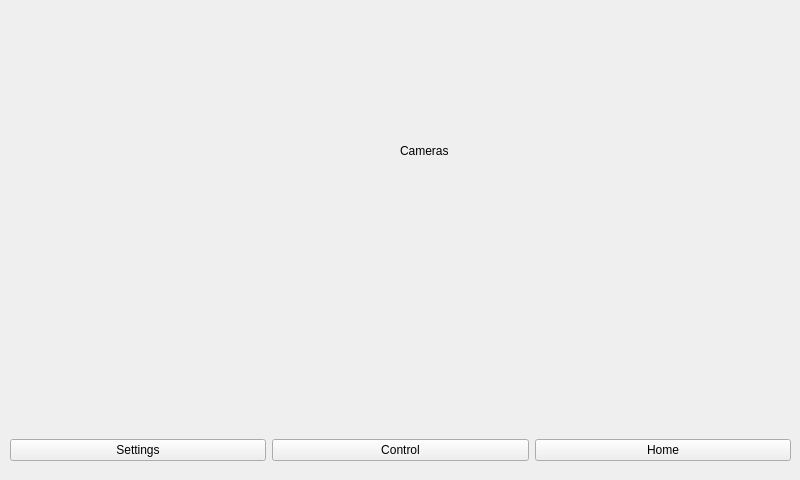
First picture: the form in src/cpp_qt_app/src/cameras.ui, repository PiatekBartosz/ros2_agv_pc, before the edit.
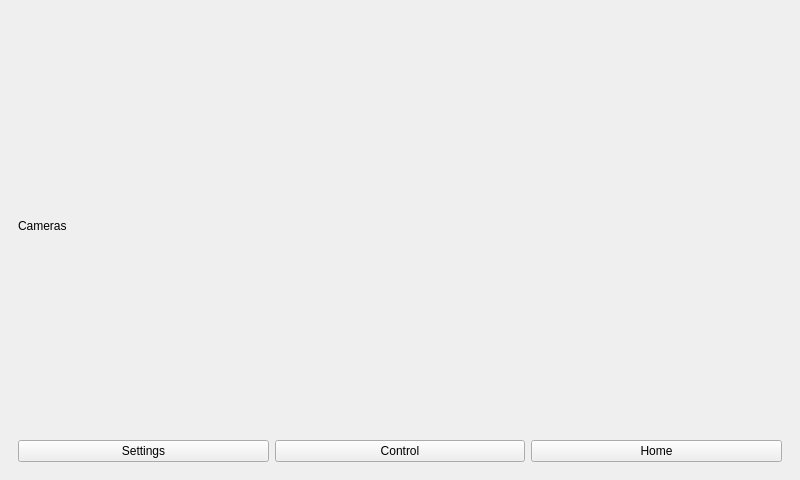
Second picture: the form after the edit.

```diff
--- a/src/cpp_qt_app/src/cameras.ui
+++ b/src/cpp_qt_app/src/cameras.ui
@@ -14,41 +14,26 @@
    <string>MainWindow</string>
   </property>
   <widget class="QWidget" name="centralwidget">
+   <layout class="QVBoxLayout" name="verticalLayout">
+    <item>
    <widget class="QStackedWidget" name="stackedWidget">
-    <property name="geometry">
-     <rect>
-      <x>10</x>
-      <y>10</y>
-      <width>781</width>
-      <height>461</height>
-     </rect>
-    </property>
     <property name="currentIndex">
      <number>0</number>
     </property>
     <widget class="QWidget" name="page">
+       <layout class="QVBoxLayout" name="verticalLayout_2">
+        <item>
      <widget class="QLabel" name="label">
-      <property name="geometry">
-       <rect>
-        <x>390</x>
-        <y>130</y>
-        <width>67</width>
-        <height>21</height>
-       </rect>
+          <property name="styleSheet">
+           <string notr="true">font: 16pt &quot;Sans Serif&quot;;
+qproperty-alignment: AlignCenter;</string>
       </property>
       <property name="text">
        <string>Cameras</string>
       </property>
      </widget>
-     <widget class="QWidget" name="horizontalLayoutWidget">
-      <property name="geometry">
-       <rect>
-        <x>0</x>
-        <y>420</y>
-        <width>781</width>
-        <height>41</height>
-       </rect>
-      </property>
+        </item>
+        <item>
       <layout class="QHBoxLayout" name="horizontalLayout">
        <item>
         <widget class="QPushButton" name="pushButton_settings">
@@ -72,9 +57,12 @@
         </widget>
        </item>
       </layout>
-     </widget>
-    </widget>
-   </widget>
+        </item>
+       </layout>
+      </widget>
+     </widget>
+    </item>
+   </layout>
   </widget>
  </widget>
  <resources/>
```
Lines whose indentation alone changed are shown as unchanged.
